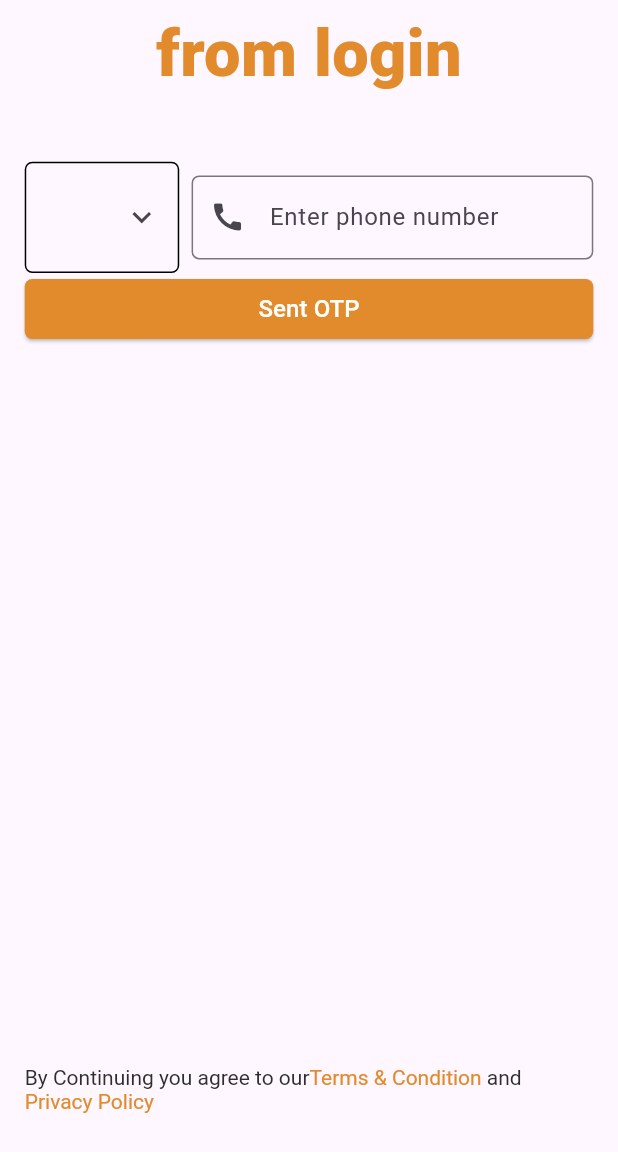
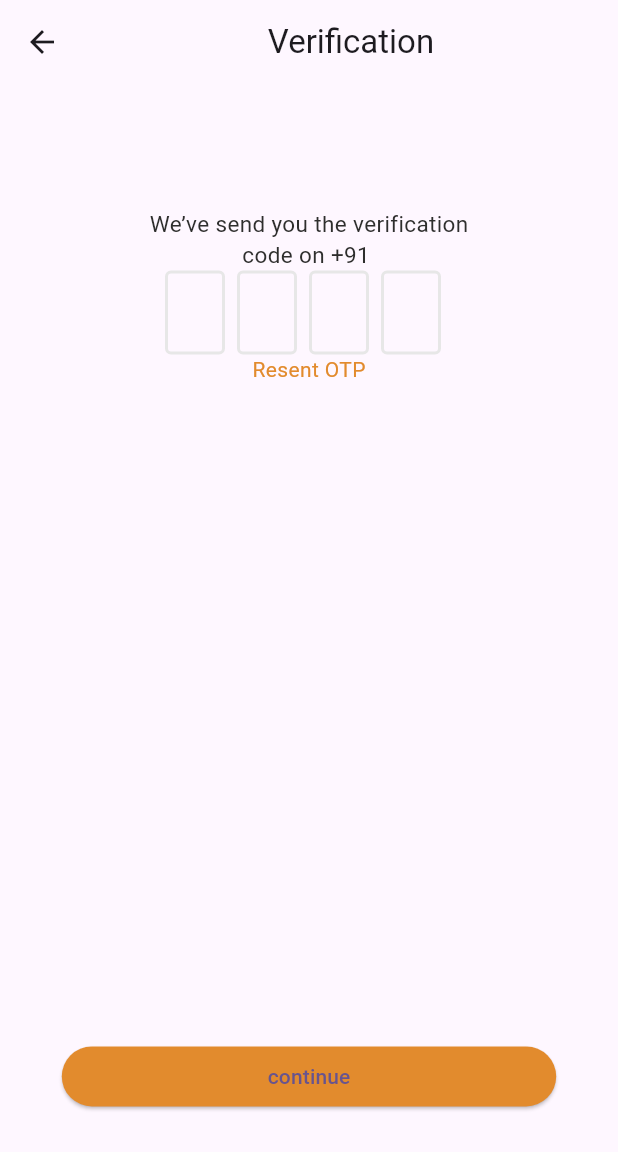
Before and after one commit to FathimaNooriya/chargemod, a Flutter app: the LoginScreen screen opened directly, scrolled down 230 dp, after a tap on "Sent OTP", on a phone screen of 412 x 824 dp. Shown: the top 1152 px of the screen. Run offline on Flutter 3.47's test engine with Material 3 defaults, Android fonts, the light colour scheme and no system bars; drawn by our look-alikes of flutter_otp_text_field; our stand-ins replace bloc, dio, flutter_bloc, hexcolor, percent_indicator, shared_preferences and 1 more; missing offline and left inert: fl_country_code_picker; accounts and stored records are empty.

Commit message:
added otp page

```diff
--- a/lib/application/business_logic/signin_bloc/bloc/sign_in_bloc.dart
+++ b/lib/application/business_logic/signin_bloc/bloc/sign_in_bloc.dart
@@ -1,7 +1,6 @@
 import 'package:bloc/bloc.dart';
 import 'package:fl_country_code_picker/fl_country_code_picker.dart';
 import 'package:flutter/material.dart';
-
 import '../../../../domain/models/authorization/authorization.dart';
 import '../../../../domain/repositories/resendotp_repository.dart';
 import '../../../../domain/repositories/signin_repository.dart';
@@ -12,6 +11,8 @@ part 'sign_in_state.dart';
 
 class SignInBloc extends Bloc<SignInEvent, SignInState> {
   final countryPicker = const FlCountryCodePicker();
+  final TextEditingController phoneNumController = TextEditingController();
+  final GlobalKey<FormState> signinKey = GlobalKey<FormState>();
   CountryCode? countryCode;
   SignInBloc() : super(SignInInitial()) {
     on<SendOtpEvent>(sendOtpEvent);
@@ -21,6 +22,7 @@ class SignInBloc extends Bloc<SignInEvent, SignInState> {
   }
   Future<void> sendOtpEvent(
       SendOtpEvent event, Emitter<SignInState> emit) async {
+    emit(IsLoading());
     String? result = await SigninRepasitory().signIn(event.phone);
     if (result == "Success") {
       emit(OtpSuccess());
@@ -31,6 +33,7 @@ class SignInBloc extends Bloc<SignInEvent, SignInState> {
 
   Future<void> resendOtpEvent(
       ResendOtpEvent event, Emitter<SignInState> emit) async {
+    emit(IsLoading());
     String? result = await ResendOtpRepository().resendOTP(event.phone);
     if (result == "Success") {
       emit(OtpSuccess());
@@ -41,6 +44,7 @@ class SignInBloc extends Bloc<SignInEvent, SignInState> {
 
   Future<void> verifyOtpEvent(
       VerifyOtpEvent event, Emitter<SignInState> emit) async {
+    emit(IsLoading());
     AuthorizationModel? result =
         await VerityOtpRepository().verifyOTP(event.phone, event.otp);
     if (result == null) {
--- a/lib/application/business_logic/signin_bloc/bloc/sign_in_state.dart
+++ b/lib/application/business_logic/signin_bloc/bloc/sign_in_state.dart
@@ -6,6 +6,7 @@ abstract class SignInState {}
 final class SignInInitial extends SignInState {}
 class CountrySelected extends SignInState {}
 class CountryNotSelected extends SignInState {}
+class IsLoading extends SignInState {}
 class OtpSuccess extends SignInState {}
 class OtpFailed extends SignInState {}
 class MobileVerified extends SignInState {}
--- a/lib/application/presentation/screens/login_screen.dart
+++ b/lib/application/presentation/screens/login_screen.dart
@@ -1,3 +1,4 @@
+import 'package:fathima/application/presentation/screens/otp_screen.dart';
 import 'package:fathima/domain/core/colors/colors.dart';
 import 'package:flutter/material.dart';
 import 'package:flutter_bloc/flutter_bloc.dart';
@@ -12,6 +13,8 @@ class LoginScreen extends StatelessWidget {
     return Scaffold(
       body: SingleChildScrollView(
         child: Form(
+          key: context.read<SignInBloc>().signinKey,
+          autovalidateMode: AutovalidateMode.onUserInteraction,
           child: Padding(
             padding: EdgeInsets.only(
               top: MediaQuery.of(context).size.height * .18,
@@ -77,17 +80,47 @@ class _buttonWidget extends StatelessWidget {
   Widget build(BuildContext context) {
     return SizedBox(
         width: double.infinity,
-      child: ElevatedButton(
+        child: BlocConsumer<SignInBloc, SignInState>(
+          listener: (context, state) {
+            if (state is OtpSuccess) {
+              Navigator.of(context).push(
+                  MaterialPageRoute(builder: (context) => const OtpScreen()));
+            }
+          },
+          builder: (context, state) {
+            if (state is IsLoading) {
+              return const Center(
+                child: CircularProgressIndicator(),
+              );
+            } else {
+              return ElevatedButton(
                   style: ElevatedButton.styleFrom(
                       backgroundColor: AppColors().orange,
                       shape: RoundedRectangleBorder(
                           borderRadius: BorderRadius.circular(5))),
-          onPressed: () {},
+                  onPressed: () {
+                    final bool val = context
+                        .read<SignInBloc>()
+                        .signinKey
+                        .currentState!
+                        .validate();
+                    Navigator.of(context).push(MaterialPageRoute(
+                        builder: (context) => const OtpScreen()));
+                    if (val) {
+                      context.read<SignInBloc>().add(SendOtpEvent(
+                          phone: context
+                              .read<SignInBloc>()
+                              .phoneNumController
+                              .text));
+                    }
+                  },
                   child: Text(
                     "Sent OTP",
                     style: AppFonts().nornalTextWt,
-          )),
-    );
+                  ));
+            }
+          },
+        ));
   }
 }
 
@@ -138,13 +171,23 @@ class _selectCountryWidget extends StatelessWidget {
         SizedBox(
           width: MediaQuery.of(context).size.width * .65,
           child: TextFormField(
+            controller: context.read<SignInBloc>().phoneNumController,
             keyboardType: TextInputType.number,
             decoration: InputDecoration(
                 prefixIcon: const Icon(Icons.call),
                 hintText: "Enter phone number",
-                  border: OutlineInputBorder(
-                      borderRadius: BorderRadius.circular(5))),
-            )),
+                border:
+                    OutlineInputBorder(borderRadius: BorderRadius.circular(5))),
+            validator: (value) {
+              if (value!.isEmpty) {
+                return "Enter phone number";
+              } else if (value.length < 10 || value.length > 10) {
+                return "Enter a valid phone number";
+              }
+              return null;
+            },
+          ),
+        ),
       ],
     );
   }
--- /dev/null
+++ b/lib/application/presentation/screens/otp_screen.dart
@@ -0,0 +1,56 @@
+import 'package:fathima/application/business_logic/signin_bloc/bloc/sign_in_bloc.dart';
+import 'package:fathima/domain/core/colors/colors.dart';
+import 'package:fathima/domain/core/fonts/fonts.dart';
+import 'package:flutter/material.dart';
+import 'package:flutter_bloc/flutter_bloc.dart';
+import 'package:flutter_otp_text_field/flutter_otp_text_field.dart';
+
+class OtpScreen extends StatelessWidget {
+  const OtpScreen({super.key});
+
+  @override
+  Widget build(BuildContext context) {
+    return Scaffold(
+      appBar: AppBar(
+        title: Center(child: const Text("Verification")),
+        backgroundColor: Colors.transparent,
+        elevation: 0,
+      ),
+      body: Padding(
+        padding: EdgeInsets.symmetric(
+          horizontal: MediaQuery.of(context).size.width * .1,
+          vertical: MediaQuery.of(context).size.width * .2,
+        ),
+        child: Column(
+          children: [
+            Text(
+              "We’ve send you the verification",
+              style: AppFonts().smallTextBlack15,
+            ),
+            Text(
+              "code on +91 ${context.read<SignInBloc>().phoneNumController.text}",
+              style: AppFonts().smallTextBlack15,
+            ),
+            OtpTextField(
+                numberOfFields: 4,
+                showFieldAsBox: true,
+                onSubmit: (String OTPcode) {}),
+            Text(
+              "Resent OTP",
+              style: AppFonts().smallTextOrange14,
+            ),
+            const Expanded(child: SizedBox()),
+            SizedBox(
+              width: double.infinity,
+              child: ElevatedButton(
+                  style: ElevatedButton.styleFrom(
+                      backgroundColor: AppColors().orange),
+                  onPressed: () {},
+                  child: const Text("continue")),
+            )
+          ],
+        ),
+      ),
+    );
+  }
+}
--- a/pubspec.yaml
+++ b/pubspec.yaml
@@ -42,6 +42,7 @@ dependencies:
   smooth_page_indicator: ^1.1.0
   dio: ^5.4.0
   fl_country_code_picker: ^0.1.9+1
+  flutter_otp_text_field: ^1.1.1
 
 dev_dependencies:
   flutter_test:
```
Also changed, not shown: pubspec.lock. Lines whose indentation alone changed are shown as unchanged.
